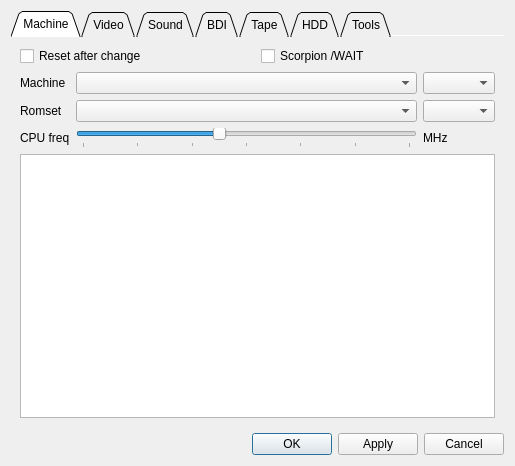
Above: ui/setupwin.ui from samstyle/Xpeccy before the change. Below: the same form after it.
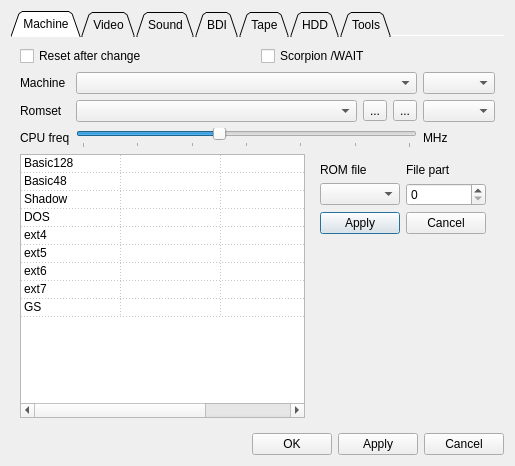
That is the form after the change. Icons and pictures are not drawn.

What changed in the file:
```diff
--- a/ui/setupwin.ui
+++ b/ui/setupwin.ui
@@ -102,10 +102,20 @@
           </layout>
          </item>
          <item>
-          <layout class="QGridLayout" name="gridLayout" columnstretch="0,10,0">
+          <layout class="QGridLayout" name="gridLayout">
+           <item row="0" column="0">
+            <widget class="QLabel" name="label">
+             <property name="text">
+              <string>Machine</string>
+             </property>
+            </widget>
+           </item>
            <item row="0" column="1">
             <widget class="QComboBox" name="machbox"/>
            </item>
+           <item row="0" column="2">
+            <widget class="QComboBox" name="mszbox"/>
+           </item>
            <item row="1" column="0">
             <widget class="QLabel" name="label_2">
              <property name="text">
@@ -114,21 +124,44 @@
             </widget>
            </item>
            <item row="1" column="1">
+            <layout class="QHBoxLayout" name="horizontalLayout_2">
+             <item>
             <widget class="QComboBox" name="rsetbox"/>
            </item>
+             <item>
+              <widget class="QToolButton" name="addrset">
+               <property name="text">
+                <string>...</string>
+               </property>
+               <property name="icon">
+                <iconset resource="../xpeccy.qrc">
+                 <normaloff>:/images/add.png</normaloff>:/images/add.png</iconset>
+               </property>
+              </widget>
+             </item>
+             <item>
+              <widget class="QToolButton" name="rmrset">
+               <property name="text">
+                <string>...</string>
+               </property>
+               <property name="icon">
+                <iconset resource="../xpeccy.qrc">
+                 <normaloff>:/images/cancel.png</normaloff>:/images/cancel.png</iconset>
+               </property>
+              </widget>
+             </item>
+            </layout>
+           </item>
            <item row="1" column="2">
             <widget class="QComboBox" name="resbox"/>
            </item>
-           <item row="0" column="0">
-            <widget class="QLabel" name="label">
+           <item row="2" column="0">
+            <widget class="QLabel" name="label_22">
              <property name="text">
-              <string>Machine</string>
+              <string>CPU freq</string>
              </property>
             </widget>
            </item>
-           <item row="0" column="2">
-            <widget class="QComboBox" name="mszbox"/>
-           </item>
            <item row="2" column="1">
             <widget class="QSlider" name="cpufrq">
              <property name="minimum">
@@ -151,13 +184,6 @@
              </property>
             </widget>
            </item>
-           <item row="2" column="0">
-            <widget class="QLabel" name="label_22">
-             <property name="text">
-              <string>CPU freq</string>
-             </property>
-            </widget>
-           </item>
            <item row="2" column="2">
             <widget class="QLabel" name="cpufrqlab">
              <property name="text">
@@ -168,7 +194,9 @@
           </layout>
          </item>
          <item>
-          <widget class="QTableView" name="rstab">
+          <layout class="QHBoxLayout" name="horizontalLayout_16">
+           <item>
+            <widget class="QTableWidget" name="rstab">
            <property name="editTriggers">
             <set>QAbstractItemView::NoEditTriggers</set>
            </property>
@@ -181,11 +209,20 @@
            <property name="gridStyle">
             <enum>Qt::DotLine</enum>
            </property>
+             <property name="rowCount">
+              <number>9</number>
+             </property>
+             <property name="columnCount">
+              <number>3</number>
+             </property>
            <attribute name="horizontalHeaderVisible">
             <bool>false</bool>
            </attribute>
-           <attribute name="horizontalHeaderDefaultSectionSize">
-            <number>24</number>
+             <attribute name="horizontalHeaderMinimumSectionSize">
+              <number>1</number>
+             </attribute>
+             <attribute name="horizontalHeaderShowSortIndicator" stdset="0">
+              <bool>false</bool>
            </attribute>
            <attribute name="horizontalHeaderStretchLastSection">
             <bool>true</bool>
@@ -194,9 +231,129 @@
             <bool>false</bool>
            </attribute>
            <attribute name="verticalHeaderDefaultSectionSize">
-            <number>18</number>
-           </attribute>
-          </widget>
+              <number>17</number>
+             </attribute>
+             <row/>
+             <row/>
+             <row/>
+             <row/>
+             <row/>
+             <row/>
+             <row/>
+             <row/>
+             <row/>
+             <column/>
+             <column/>
+             <column/>
+             <item row="0" column="0">
+              <property name="text">
+               <string>Basic128</string>
+              </property>
+             </item>
+             <item row="1" column="0">
+              <property name="text">
+               <string>Basic48</string>
+              </property>
+             </item>
+             <item row="2" column="0">
+              <property name="text">
+               <string>Shadow</string>
+              </property>
+             </item>
+             <item row="3" column="0">
+              <property name="text">
+               <string>DOS</string>
+              </property>
+             </item>
+             <item row="4" column="0">
+              <property name="text">
+               <string>ext4</string>
+              </property>
+             </item>
+             <item row="5" column="0">
+              <property name="text">
+               <string>ext5</string>
+              </property>
+             </item>
+             <item row="6" column="0">
+              <property name="text">
+               <string>ext6</string>
+              </property>
+             </item>
+             <item row="7" column="0">
+              <property name="text">
+               <string>ext7</string>
+              </property>
+             </item>
+             <item row="8" column="0">
+              <property name="text">
+               <string>GS</string>
+              </property>
+             </item>
+            </widget>
+           </item>
+           <item>
+            <widget class="QWidget" name="rssel" native="true">
+             <layout class="QGridLayout" name="gridLayout_20">
+              <item row="0" column="0">
+               <widget class="QLabel" name="label_26">
+                <property name="text">
+                 <string>ROM file</string>
+                </property>
+               </widget>
+              </item>
+              <item row="0" column="1">
+               <widget class="QLabel" name="label_34">
+                <property name="text">
+                 <string>File part</string>
+                </property>
+               </widget>
+              </item>
+              <item row="1" column="0">
+               <widget class="QComboBox" name="rsfiles"/>
+              </item>
+              <item row="1" column="1">
+               <widget class="QSpinBox" name="rsparts"/>
+              </item>
+              <item row="2" column="0">
+               <widget class="QPushButton" name="rsselok">
+                <property name="text">
+                 <string>Apply</string>
+                </property>
+                <property name="icon">
+                 <iconset resource="../xpeccy.qrc">
+                  <normaloff>:/images/ok-apply.png</normaloff>:/images/ok-apply.png</iconset>
+                </property>
+               </widget>
+              </item>
+              <item row="2" column="1">
+               <widget class="QPushButton" name="rsselcan">
+                <property name="text">
+                 <string>Cancel</string>
+                </property>
+                <property name="icon">
+                 <iconset resource="../xpeccy.qrc">
+                  <normaloff>:/images/cancel.png</normaloff>:/images/cancel.png</iconset>
+                </property>
+               </widget>
+              </item>
+              <item row="3" column="0">
+               <spacer name="verticalSpacer">
+                <property name="orientation">
+                 <enum>Qt::Vertical</enum>
+                </property>
+                <property name="sizeHint" stdset="0">
+                 <size>
+                  <width>20</width>
+                  <height>157</height>
+                 </size>
+                </property>
+               </spacer>
+              </item>
+             </layout>
+            </widget>
+           </item>
+          </layout>
          </item>
         </layout>
        </widget>
@@ -1925,7 +2082,7 @@
          </property>
          <property name="icon">
           <iconset resource="../xpeccy.qrc">
-           <normaloff>:/images/remove.png</normaloff>:/images/remove.png</iconset>
+           <normaloff>:/images/cancel.png</normaloff>:/images/cancel.png</iconset>
          </property>
         </widget>
        </item>
```
Lines whose indentation alone changed are shown as unchanged.
